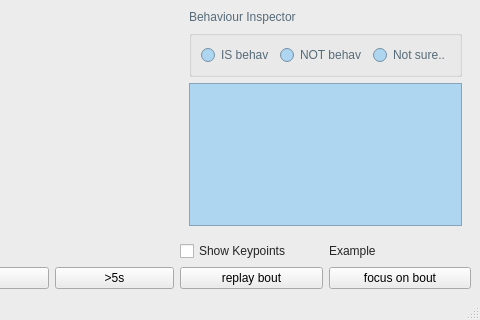
This is behavysis/viewer/ui/main_ui.ui in tlee08/behavysis as Qt 5 draws it before an edit; both pictures show x 203 to 683 and y 176 to 496 of the 683 by 496 pixel window. The edited form follows.
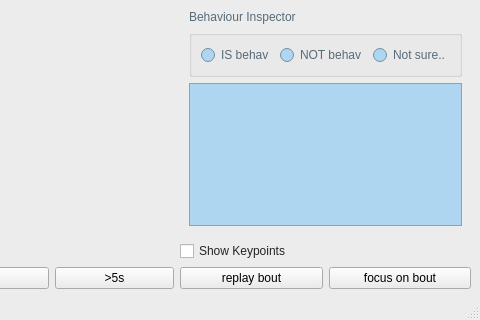
This is the edited form. Custom widgets are drawn as their Qt base class.

```diff
--- a/behavysis/viewer/ui/main_ui.ui
+++ b/behavysis/viewer/ui/main_ui.ui
@@ -615,13 +615,6 @@
       </property>
      </widget>
     </item>
-    <item row="5" column="4">
-     <widget class="QLabel" name="example">
-      <property name="text">
-       <string>Example</string>
-      </property>
-     </widget>
-    </item>
    </layout>
   </widget>
   <widget class="QMenuBar" name="menubar">
```
